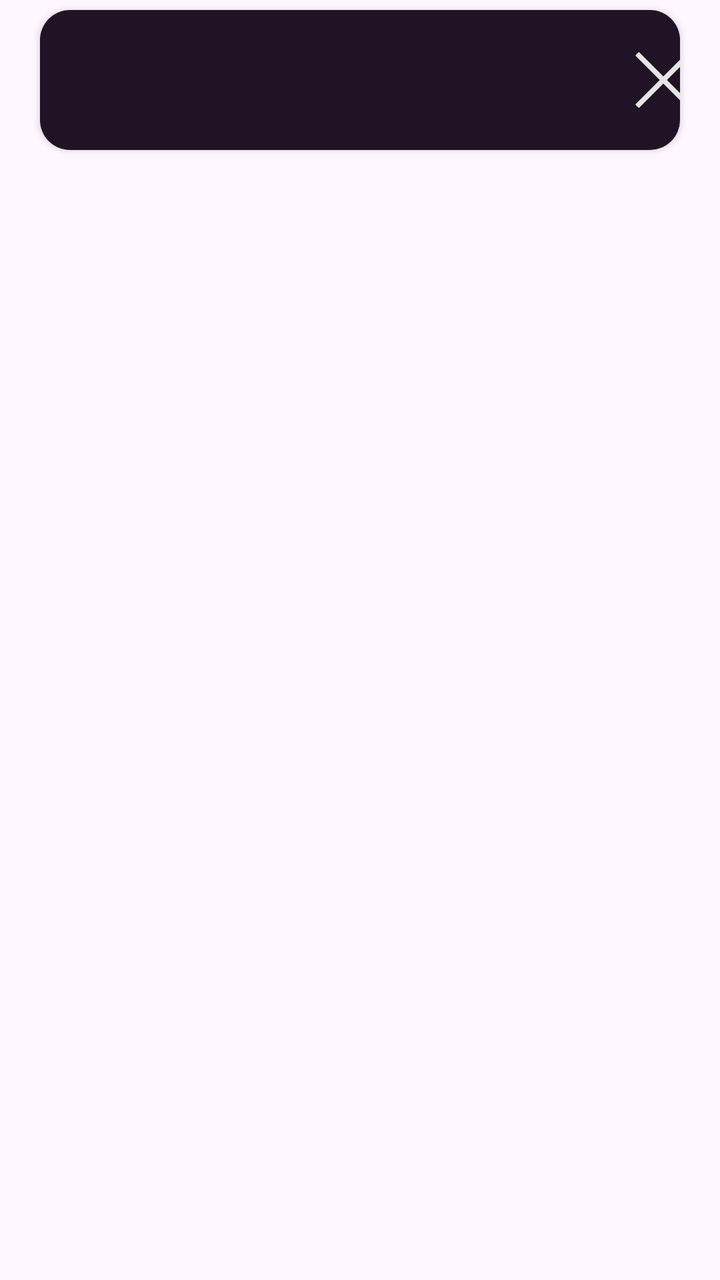
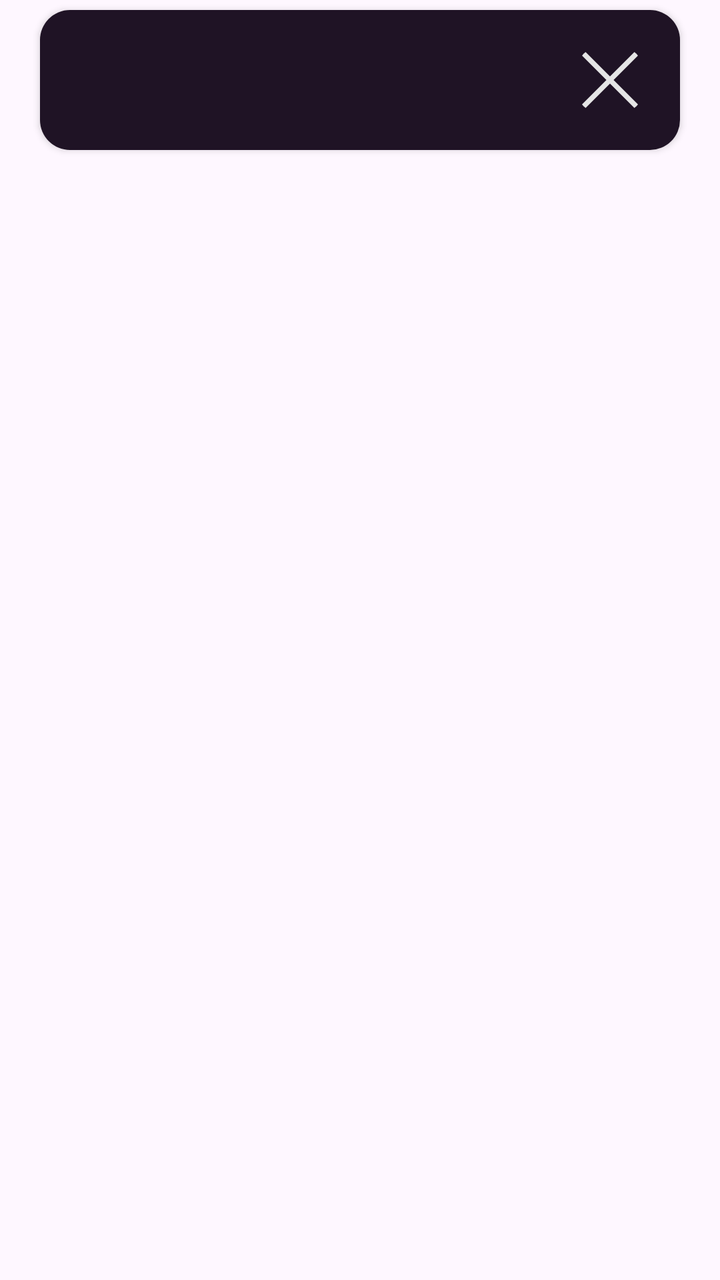

Compare the two renders of this Android layout. The source of the first and the diff that turns it into the second are given below.
<!-- AndroidManifest.xml: application theme Theme.WorldRadio -->
<!-- res/layout/track_card.xml -->
<?xml version="1.0" encoding="utf-8"?>
<FrameLayout xmlns:android="http://schemas.android.com/apk/res/android"
    xmlns:app="http://schemas.android.com/apk/res-auto"
    xmlns:tools="http://schemas.android.com/tools"
    android:layout_width="match_parent"
    android:layout_height="wrap_content"
    android:backgroundTint="@color/buttonBackgroundColor">

    <androidx.cardview.widget.CardView
        android:layout_width="match_parent"
        android:layout_height="wrap_content"
        android:layout_marginStart="20dp"
        android:layout_marginTop="5dp"
        android:layout_marginEnd="20dp"
        android:layout_marginBottom="5dp"
        app:cardCornerRadius="15dp">

        <androidx.constraintlayout.widget.ConstraintLayout
            android:layout_width="match_parent"
            android:layout_height="match_parent"
            android:background="@color/backgroundCard">

            <ImageView
                android:id="@+id/logoStationView"
                android:layout_width="50dp"
                android:layout_height="50dp"
                android:layout_marginStart="13dp"
                android:layout_marginTop="10dp"
                android:layout_marginBottom="10dp"
                app:layout_constraintBottom_toBottomOf="parent"
                app:layout_constraintStart_toStartOf="parent"
                app:layout_constraintTop_toTopOf="parent" />

            <TextView
                android:id="@+id/trackView"
                android:layout_width="215dp"
                android:layout_height="wrap_content"
                android:layout_marginStart="88dp"
                android:ellipsize="marquee"
                android:focusable="true"
                android:focusableInTouchMode="true"
                android:marqueeRepeatLimit="marquee_forever"
                android:scrollHorizontally="true"
                android:singleLine="true"
                android:textSize="18sp"
                app:layout_constraintBottom_toBottomOf="parent"
                app:layout_constraintStart_toStartOf="parent"
                app:layout_constraintTop_toTopOf="parent" />

            <ImageView
                android:id="@+id/delButton_track"
                android:layout_width="wrap_content"
                android:layout_height="wrap_content"
                android:visibility="visible"
                app:layout_constraintBottom_toBottomOf="parent"
                app:layout_constraintEnd_toEndOf="parent"
                app:layout_constraintStart_toEndOf="@+id/trackView"
                app:layout_constraintTop_toTopOf="parent"
                app:layout_constraintVertical_bias="0.5"
                app:srcCompat="@drawable/delete" />

        </androidx.constraintlayout.widget.ConstraintLayout>
    </androidx.cardview.widget.CardView>

</FrameLayout>
<!-- resources referenced by this layout -->
<resources>
  <color name="backgroundCard">#1f1325</color>
  <color name="buttonBackgroundColor">#664EFF</color>
  <!-- drawable delete (drawable) -->
  <vector xmlns:android="http://schemas.android.com/apk/res/android" android:height="30dp" android:viewportHeight="24" android:viewportWidth="24" android:width="30dp">
        
      <group>
              
          <clip-path android:pathData="M5,0L19,0A5,5 0,0 1,24 5L24,19A5,5 0,0 1,19 24L5,24A5,5 0,0 1,0 19L0,5A5,5 0,0 1,5 0z"/>
              
          <path android:fillColor="#E5E5E5" android:pathData="M23.707,0.293C23.52,0.106 23.265,0 23,0C22.735,0 22.481,0.106 22.293,0.293L12,10.586L1.707,0.293C1.52,0.106 1.265,0 1,0C0.735,0 0.481,0.106 0.293,0.293C0.106,0.481 0,0.735 0,1C0,1.265 0.106,1.52 0.293,1.707L10.586,12L0.293,22.293C0.106,22.481 0,22.735 0,23C0,23.265 0.106,23.52 0.293,23.707C0.481,23.895 0.735,24 1,24C1.265,24 1.52,23.895 1.707,23.707L12,13.414L22.293,23.707C22.481,23.895 22.735,24 23,24C23.265,24 23.52,23.895 23.707,23.707C23.895,23.52 24,23.265 24,23C24,22.735 23.895,22.481 23.707,22.293L13.414,12L23.707,1.707C23.895,1.52 24,1.265 24,1C24,0.735 23.895,0.481 23.707,0.293Z"/>
            
      </group>
      
  </vector>
  <style name="Theme.WorldRadio" parent="Base.Theme.WorldRadio" />
  <style name="Base.Theme.WorldRadio" parent="Theme.Material3.DayNight.NoActionBar">
          
          
      </style>
</resources>

<!-- the commit's change to res/layout/track_card.xml (unified diff, before → after) -->
@@ -8,7 +8,7 @@
 
     <androidx.cardview.widget.CardView
         android:layout_width="match_parent"
-        android:layout_height="wrap_content"
+        android:layout_height="70dp"
         android:layout_marginStart="20dp"
         android:layout_marginTop="5dp"
         android:layout_marginEnd="20dp"
@@ -20,22 +20,12 @@
             android:layout_height="match_parent"
             android:background="@color/backgroundCard">
 
-            <ImageView
-                android:id="@+id/logoStationView"
-                android:layout_width="50dp"
-                android:layout_height="50dp"
-                android:layout_marginStart="13dp"
-                android:layout_marginTop="10dp"
-                android:layout_marginBottom="10dp"
-                app:layout_constraintBottom_toBottomOf="parent"
-                app:layout_constraintStart_toStartOf="parent"
-                app:layout_constraintTop_toTopOf="parent" />
-
             <TextView
                 android:id="@+id/trackView"
-                android:layout_width="215dp"
+                android:layout_width="0dp"
                 android:layout_height="wrap_content"
-                android:layout_marginStart="88dp"
+                android:layout_marginStart="30dp"
+                android:layout_marginEnd="10dp"
                 android:ellipsize="marquee"
                 android:focusable="true"
                 android:focusableInTouchMode="true"
@@ -44,6 +34,7 @@
                 android:singleLine="true"
                 android:textSize="18sp"
                 app:layout_constraintBottom_toBottomOf="parent"
+                app:layout_constraintEnd_toStartOf="@+id/delButton_track"
                 app:layout_constraintStart_toStartOf="parent"
                 app:layout_constraintTop_toTopOf="parent" />
 
@@ -51,10 +42,10 @@
                 android:id="@+id/delButton_track"
                 android:layout_width="wrap_content"
                 android:layout_height="wrap_content"
+                android:layout_marginEnd="20dp"
                 android:visibility="visible"
                 app:layout_constraintBottom_toBottomOf="parent"
                 app:layout_constraintEnd_toEndOf="parent"
-                app:layout_constraintStart_toEndOf="@+id/trackView"
                 app:layout_constraintTop_toTopOf="parent"
                 app:layout_constraintVertical_bias="0.5"
                 app:srcCompat="@drawable/delete" />
